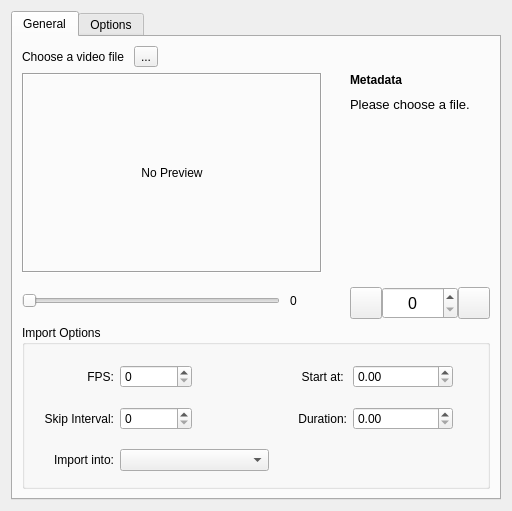
Above: libs/ui/animation/VideoImportDialog.ui from KDE/krita before the change. Below: the same form after it.
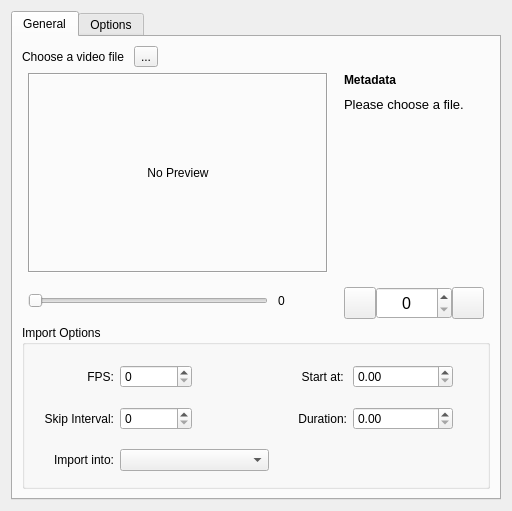
That is the form after the change.

Commit message: Video Import UI: Optimized preview spacing a bit.

```diff
--- a/libs/ui/animation/VideoImportDialog.ui
+++ b/libs/ui/animation/VideoImportDialog.ui
@@ -80,7 +80,7 @@
              <item>
               <widget class="QLabel" name="thumbnailImageHolder">
                <property name="sizePolicy">
-                <sizepolicy hsizetype="Preferred" vsizetype="Preferred">
+                <sizepolicy hsizetype="Expanding" vsizetype="Expanding">
                  <horstretch>0</horstretch>
                  <verstretch>0</verstretch>
                 </sizepolicy>
```
